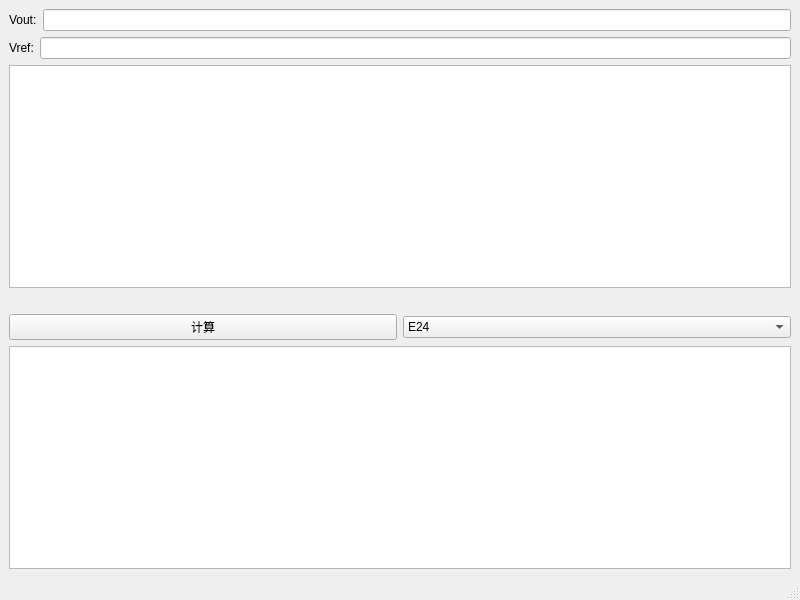
Above: src/rrc.ui from HamsterAPig/ResistanceRatioCalculation before the change. Below: the same form after it.
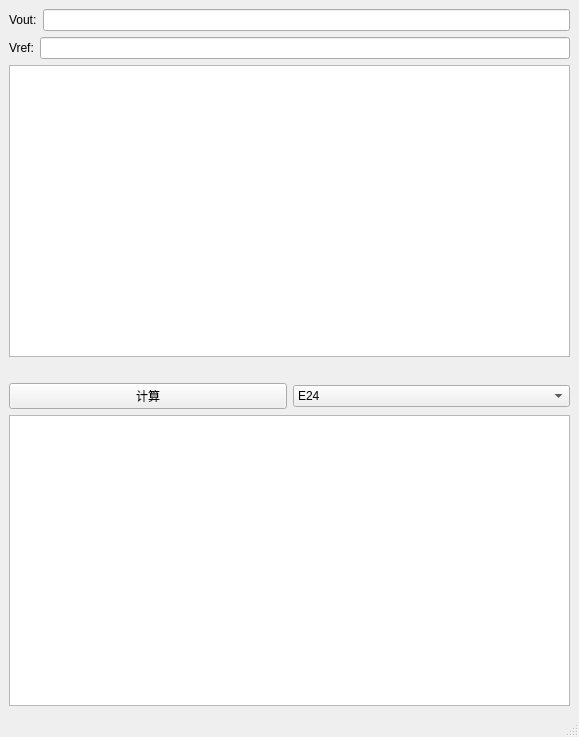
That is the form after the change.

Diff of the .ui file:
```diff
--- a/src/rrc.ui
+++ b/src/rrc.ui
@@ -6,8 +6,8 @@
    <rect>
     <x>0</x>
     <y>0</y>
-    <width>800</width>
-    <height>600</height>
+    <width>579</width>
+    <height>737</height>
    </rect>
   </property>
   <property name="windowTitle">
```
